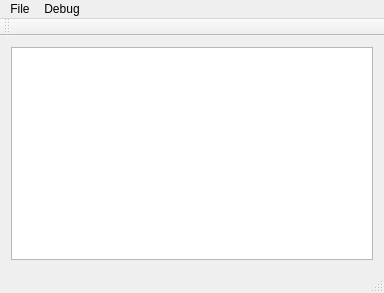
The window that mainwindow.ui (KITrokopter/GUI-Application) describes before a commit, drawn with Qt 5.
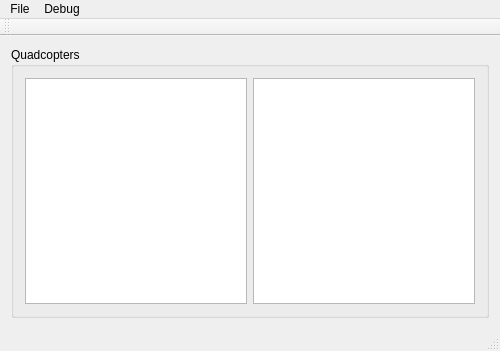
The same window after the commit.

Commit message: Filter tracked/untracked quadcopters in two views

What changed in the file:
```diff
--- a/mainwindow.ui
+++ b/mainwindow.ui
@@ -6,8 +6,8 @@
    <rect>
     <x>0</x>
     <y>0</y>
-    <width>384</width>
-    <height>293</height>
+    <width>500</width>
+    <height>351</height>
    </rect>
   </property>
   <property name="windowTitle">
@@ -16,7 +16,19 @@
   <widget class="QWidget" name="centralWidget">
    <layout class="QHBoxLayout" name="horizontalLayout">
     <item>
-     <widget class="QTableView" name="tableView"/>
+     <widget class="QGroupBox" name="groupBox">
+      <property name="title">
+       <string>Quadcopters</string>
+      </property>
+      <layout class="QHBoxLayout" name="horizontalLayout_2">
+       <item>
+        <widget class="QTableView" name="trackedList"/>
+       </item>
+       <item>
+        <widget class="QTableView" name="untrackedList"/>
+       </item>
+      </layout>
+     </widget>
     </item>
    </layout>
   </widget>
@@ -25,7 +37,7 @@
     <rect>
      <x>0</x>
      <y>0</y>
-     <width>384</width>
+     <width>500</width>
      <height>21</height>
     </rect>
    </property>
```
The commit also changes 5 other files.
